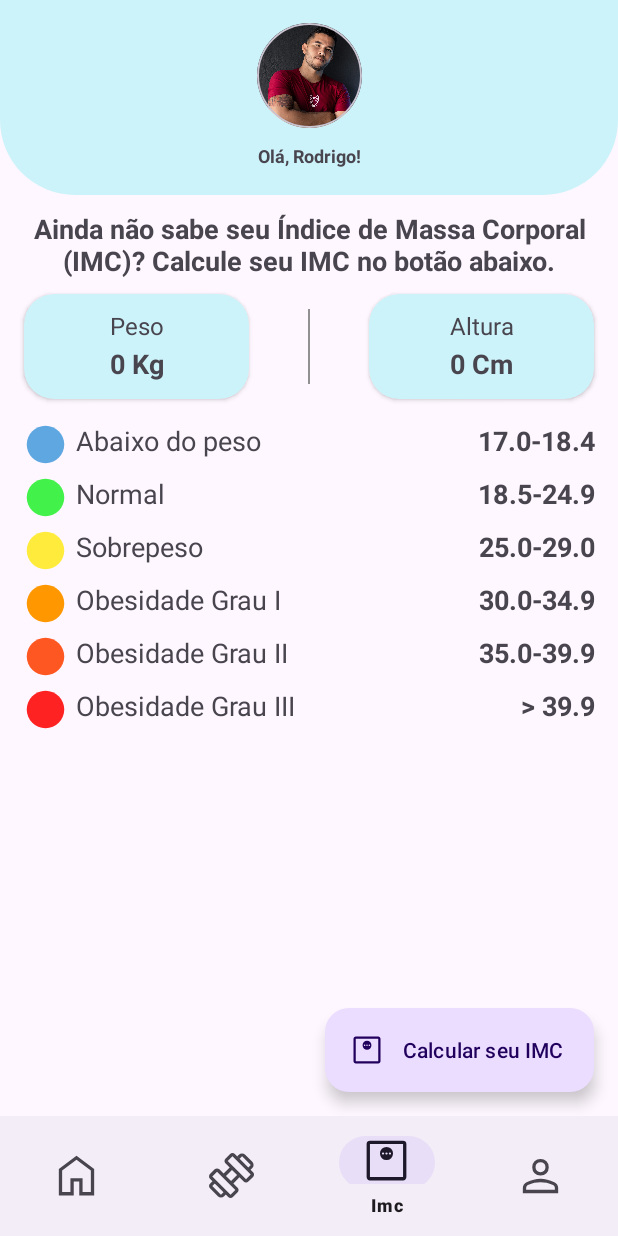
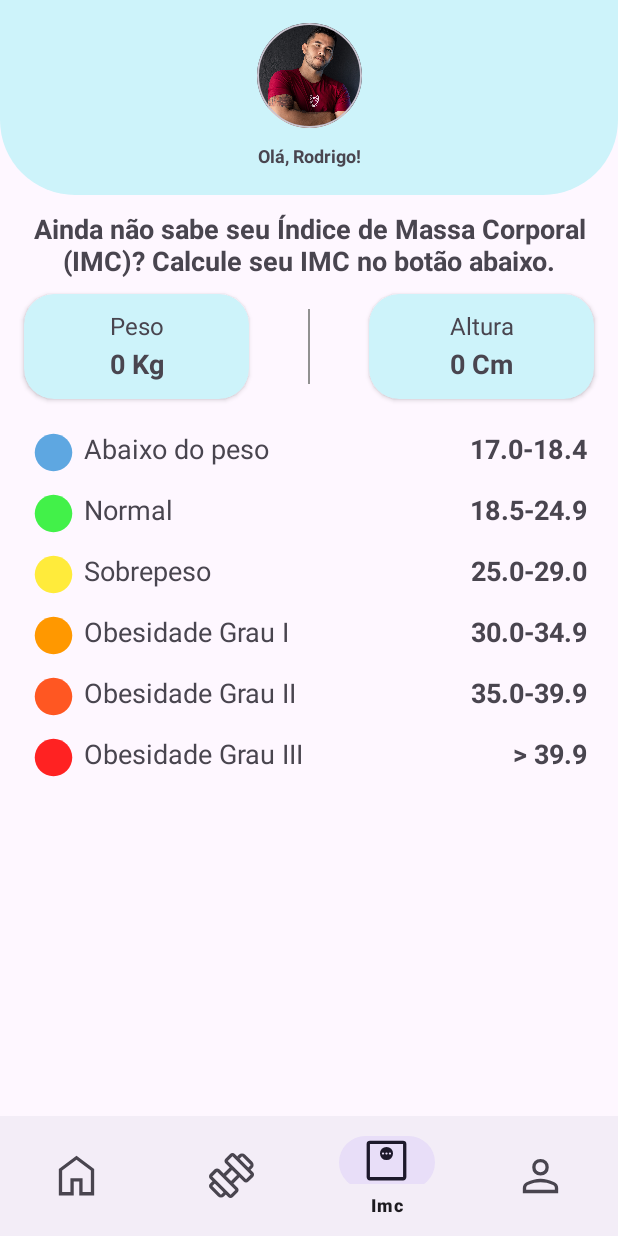
Before and after one commit to rodrigofelixf/nao-reveze, an Android app: the ImcFragment screen opened through its navigation route, on a phone screen of 412 x 824 dp. Run offline under Robolectric (Android 15) with nearby library versions, the phone set to English and light mode, and no system bars; our stand-ins replace navigation-ui.

Commit message:
implementa a primeira versao do imc calculadora

```diff
--- a/app/src/main/java/br/com/rodrigo/naoreveze/fragments/ImcFragment.kt
+++ b/app/src/main/java/br/com/rodrigo/naoreveze/fragments/ImcFragment.kt
@@ -63,9 +63,17 @@ class ImcFragment : Fragment() {
 
         viewModel.resultado.observe(this) { resultado ->
             updateProgressBar()
-            binding.textViewResultadoImc.text = "%.1f".format(resultado)
+            if (resultado <= 39.9) {
+                binding.textViewResultadoImc.text = "%.1f".format(resultado)
+            } else {
+                binding.textViewResultadoImc.text = getString(R.string.text_mais_de_40)
+            }
+
+
             binding.textViewPeso.text = "${args.peso} Kg"
             binding.textViewAltura.text = "${args.altura} Cm"
+
+
 
             val tituloResultado = when {
                 resultado < 18.5 -> getString(R.string.peso_abaixo)
@@ -76,7 +84,7 @@ class ImcFragment : Fragment() {
                 else -> getString(R.string.peso_grau03)
             }
 
-            //  Regras do bottomsheet informacoes
+            //  Regras do bottomsheet - manda informacoes para o bottomSheet
             val infoTextoBottomSheet = when {
                 resultado < 18.5 -> getString(R.string.text_info_resultado_peso_abaixo)
                 resultado < 25 -> getString(R.string.text_info_resultado_peso_normal)
@@ -86,35 +94,38 @@ class ImcFragment : Fragment() {
                 else -> getString(R.string.text_info_resultado_peso_obesidade03)
             }
 
-            // adiciona as regras ao bottom sheet e informacoes do IMC resultados
-            binding.imageViewInfo.setOnClickListener {
-                val bottomSheetDialog = BottomSheetDialog(requireContext())
-                bottomSheetDialog.setContentView(R.layout.bottom_sheet_info_imc)
-                val textViewResultado = bottomSheetDialog.findViewById<TextView>(R.id.textView_imc_info)
-                textViewResultado!!.text = infoTextoBottomSheet
-                bottomSheetDialog.show()
+
+            //  Regras do background - coloca um background na tabela do resultado do imc
+            when {
+                resultado < 18.5 -> binding.tableResultAbaixoPeso.setBackgroundResource(R.drawable.background_table)
+                resultado < 25 -> binding.tableResultNormal.setBackgroundResource(R.drawable.background_table)
+                resultado < 30 -> binding.tableResultSobrepesoPeso.setBackgroundResource(R.drawable.background_table)
+                resultado < 35 -> binding.tableResultObesidade1Peso.setBackgroundResource(R.drawable.background_table)
+                resultado < 40 -> binding.tableResultObesidade2Peso.setBackgroundResource(R.drawable.background_table)
+                resultado > 39.9 -> binding.tableResultObesidade3Peso.setBackgroundResource(R.drawable.background_table)
             }
 
-            // validao de usuario que nao fez o calculo ainda
+
+            // captura o resultado da variavel da regra do bottomsheet e coloca no evento de click do incone INFO
+            binding.imageViewInfo.setOnClickListener {
+                    BottomSheetDialog(requireContext()).apply {
+                    setContentView(R.layout.bottom_sheet_info_imc)
+                    findViewById<TextView>(R.id.textView_imc_info)?.text = infoTextoBottomSheet
+                    show()
+                }
+            }
+
+            // validao de usuario que nao fez o calculo ainda - deixa os icones invisivel quando possivel
             if (resultado.isNaN()) {
-                binding.imageViewInfo.visibility = View.GONE
-                binding.progressBar.visibility = View.GONE
-                binding.textViewResultadoImc.visibility = View.GONE
-                binding.textViewTituloResultadoImc.text = getString(R.string.titulo_resultado_imc)
+                hideResultViews()
             } else {
-                binding.imageViewInfo.visibility = View.VISIBLE
-                binding.progressBar.visibility = View.VISIBLE
-                binding.textViewResultadoImc.visibility = View.VISIBLE
-                binding.textViewTituloResultadoImc.text = tituloResultado
+                showResultViews(tituloResultado)
             }
 
         }
     }
 
     private fun openScreenImcCalculate() {
-        binding.floatButtonIMC.setOnClickListener {
-            findNavController().navigate(R.id.action_imcFragment_to_calculateImcFragment)
-        }
         binding.cardViewResultadoPeso.setOnClickListener {
             findNavController().navigate(R.id.action_imcFragment_to_calculateImcFragment)
         }
@@ -123,5 +134,19 @@ class ImcFragment : Fragment() {
         }
     }
 
+    private fun hideResultViews() {
+        binding.imageViewInfo.visibility = View.GONE
+        binding.progressBar.visibility = View.GONE
+        binding.textViewResultadoImc.visibility = View.GONE
+        binding.textViewTituloResultadoImc.text = getString(R.string.titulo_resultado_imc)
+    }
+
+    private fun showResultViews(tituloResultado: String) {
+        binding.imageViewInfo.visibility = View.VISIBLE
+        binding.progressBar.visibility = View.VISIBLE
+        binding.textViewResultadoImc.visibility = View.VISIBLE
+        binding.textViewTituloResultadoImc.text = tituloResultado
+    }
+
 
 }
--- a/app/src/main/java/br/com/rodrigo/naoreveze/fragments/TreinoFragment.kt
+++ b/app/src/main/java/br/com/rodrigo/naoreveze/fragments/TreinoFragment.kt
@@ -8,18 +8,18 @@ import android.view.View
 import android.view.ViewGroup
 import android.view.animation.AnimationUtils
 import androidx.appcompat.widget.SearchView
-import androidx.lifecycle.ViewModelProvider
+
 import androidx.navigation.fragment.findNavController
 
 import androidx.recyclerview.widget.LinearLayoutManager
 import br.com.rodrigo.naoreveze.R
 import br.com.rodrigo.naoreveze.adapter.MusculosAdapter
-import br.com.rodrigo.naoreveze.databinding.FragmentImcBinding
+
 
 
 import br.com.rodrigo.naoreveze.databinding.FragmentTreinoBinding
 import br.com.rodrigo.naoreveze.model.MusculoModel
-import br.com.rodrigo.naoreveze.viewmodel.ImcViewModel
+
 import java.text.Normalizer
 import java.util.Locale
 import kotlin.collections.ArrayList
--- /dev/null
+++ b/app/src/main/res/drawable/background_table.xml
@@ -0,0 +1,5 @@
+<shape xmlns:android="http://schemas.android.com/apk/res/android"
+    android:shape="rectangle">
+    <corners android:radius="30dp" />
+    <solid android:color="#cdf3fa"/>
+</shape>
--- a/app/src/main/res/layout/fragment_imc.xml
+++ b/app/src/main/res/layout/fragment_imc.xml
@@ -1,29 +1,15 @@
 <?xml version="1.0" encoding="utf-8"?>
-<androidx.constraintlayout.widget.ConstraintLayout xmlns:android="http://schemas.android.com/apk/res/android"
+<androidx.core.widget.NestedScrollView xmlns:android="http://schemas.android.com/apk/res/android"
     xmlns:app="http://schemas.android.com/apk/res-auto"
     xmlns:tools="http://schemas.android.com/tools"
     android:layout_width="match_parent"
     android:layout_height="match_parent">
 
-    <androidx.coordinatorlayout.widget.CoordinatorLayout
+
+    <androidx.constraintlayout.widget.ConstraintLayout
         android:layout_width="match_parent"
-        android:layout_height="match_parent"
-        app:layout_constraintBottom_toBottomOf="parent"
-        app:layout_constraintEnd_toEndOf="parent"
-        app:layout_constraintHorizontal_bias="0.0"
-        app:layout_constraintStart_toStartOf="parent"
-        app:layout_constraintTop_toTopOf="parent"
-        app:layout_constraintVertical_bias="0.0">
+        android:layout_height="match_parent">
 
-        <com.google.android.material.floatingactionbutton.ExtendedFloatingActionButton
-            android:id="@+id/floatButtonIMC"
-            android:layout_width="wrap_content"
-            android:layout_height="wrap_content"
-            android:layout_gravity="bottom|end"
-            android:layout_margin="16dp"
-            android:text="@string/text_calcular_imc"
-            app:icon="@drawable/inc_imc" />
-    </androidx.coordinatorlayout.widget.CoordinatorLayout>
 
         <FrameLayout
             android:id="@+id/frameLayout"
@@ -112,10 +98,10 @@
             android:layout_height="20dp"
             android:layout_marginTop="5dp"
             android:src="@drawable/icon_info"
+            app:tint="#FFA500"
             app:layout_constraintEnd_toEndOf="parent"
             app:layout_constraintStart_toStartOf="parent"
-        app:layout_constraintTop_toBottomOf="@id/textView_titulo_resultado_imc"
-        app:tint="@color/dark_blue" />
+            app:layout_constraintTop_toBottomOf="@id/textView_titulo_resultado_imc" />
 
         <androidx.cardview.widget.CardView
             android:id="@+id/cardView_resultado_peso"
@@ -226,78 +212,77 @@
             android:id="@+id/table_result_abaixo_peso"
             android:layout_width="match_parent"
             android:layout_height="wrap_content"
-        app:circle_color="#5EA7E1"
-        app:result_text="Abaixo do peso"
-        app:table_text_number="17.0-18.4"
             android:layout_marginHorizontal="15dp"
             android:layout_marginTop="15dp"
+            app:circle_color="#5EA7E1"
             app:layout_constraintEnd_toEndOf="parent"
             app:layout_constraintStart_toStartOf="parent"
-        app:layout_constraintTop_toBottomOf="@id/cardView_resultado_peso" />
+            app:layout_constraintTop_toBottomOf="@id/cardView_resultado_peso"
+            app:result_text="Abaixo do peso"
+            app:table_text_number="17.0-18.4" />
 
         <br.com.rodrigo.naoreveze.components.TabelaImc
             android:id="@+id/table_result_normal"
             android:layout_width="match_parent"
             android:layout_height="wrap_content"
+            android:layout_marginHorizontal="15dp"
             app:circle_color="#42F149"
-        app:result_text="Normal"
-        app:table_text_number="18.5-24.9"
-        android:layout_marginHorizontal="15dp"
-        android:layout_marginTop="5dp"
             app:layout_constraintEnd_toEndOf="parent"
             app:layout_constraintStart_toStartOf="parent"
-        app:layout_constraintTop_toBottomOf="@id/table_result_abaixo_peso" />
+            app:layout_constraintTop_toBottomOf="@id/table_result_abaixo_peso"
+            app:result_text="Normal"
+            app:table_text_number="18.5-24.9" />
 
         <br.com.rodrigo.naoreveze.components.TabelaImc
             android:id="@+id/table_result_sobrepeso_peso"
             android:layout_width="match_parent"
             android:layout_height="wrap_content"
+            android:layout_marginHorizontal="15dp"
             app:circle_color="#FFEB3B"
-        app:result_text="Sobrepeso"
-        app:table_text_number="25.0-29.0"
-        android:layout_marginHorizontal="15dp"
-        android:layout_marginTop="5dp"
             app:layout_constraintEnd_toEndOf="parent"
             app:layout_constraintStart_toStartOf="parent"
-        app:layout_constraintTop_toBottomOf="@id/table_result_normal" />
+            app:layout_constraintTop_toBottomOf="@id/table_result_normal"
+            app:result_text="Sobrepeso"
+            app:table_text_number="25.0-29.0" />
 
         <br.com.rodrigo.naoreveze.components.TabelaImc
             android:id="@+id/table_result_obesidade1_peso"
             android:layout_width="match_parent"
             android:layout_height="wrap_content"
+            android:layout_marginHorizontal="15dp"
             app:circle_color="#FF9800"
-        app:result_text="Obesidade Grau I"
-        app:table_text_number="30.0-34.9"
-        android:layout_marginHorizontal="15dp"
-        android:layout_marginTop="5dp"
             app:layout_constraintEnd_toEndOf="parent"
             app:layout_constraintStart_toStartOf="parent"
-        app:layout_constraintTop_toBottomOf="@id/table_result_sobrepeso_peso" />
+            app:layout_constraintTop_toBottomOf="@id/table_result_sobrepeso_peso"
+            app:result_text="Obesidade Grau I"
+            app:table_text_number="30.0-34.9" />
 
         <br.com.rodrigo.naoreveze.components.TabelaImc
             android:id="@+id/table_result_obesidade2_peso"
             android:layout_width="match_parent"
             android:layout_height="wrap_content"
+            android:layout_marginHorizontal="15dp"
             app:circle_color="#FF5722"
-        app:result_text="Obesidade Grau II"
-        app:table_text_number="35.0-39.9"
-        android:layout_marginHorizontal="15dp"
-        android:layout_marginTop="5dp"
             app:layout_constraintEnd_toEndOf="parent"
             app:layout_constraintStart_toStartOf="parent"
-        app:layout_constraintTop_toBottomOf="@id/table_result_obesidade1_peso" />
+            app:layout_constraintTop_toBottomOf="@id/table_result_obesidade1_peso"
+            app:result_text="Obesidade Grau II"
+            app:table_text_number="35.0-39.9" />
 
         <br.com.rodrigo.naoreveze.components.TabelaImc
             android:id="@+id/table_result_obesidade3_peso"
             android:layout_width="match_parent"
             android:layout_height="wrap_content"
+            android:layout_marginHorizontal="15dp"
+            android:layout_marginBottom="10dp"
             app:circle_color="#FF2222"
-        app:result_text="Obesidade Grau III"
-        app:table_text_number="> 39.9"
-        android:layout_marginHorizontal="15dp"
-        android:layout_marginTop="5dp"
+            app:layout_constraintBottom_toBottomOf="parent"
             app:layout_constraintEnd_toEndOf="parent"
             app:layout_constraintStart_toStartOf="parent"
-        app:layout_constraintTop_toBottomOf="@id/table_result_obesidade2_peso" />
+            app:layout_constraintTop_toBottomOf="@id/table_result_obesidade2_peso"
+            app:result_text="Obesidade Grau III"
+            app:table_text_number="> 39.9" />
 
     </androidx.constraintlayout.widget.ConstraintLayout>
+
+</androidx.core.widget.NestedScrollView>
--- a/app/src/main/res/layout/res_tabela_imc.xml
+++ b/app/src/main/res/layout/res_tabela_imc.xml
@@ -2,6 +2,7 @@
 <LinearLayout xmlns:android="http://schemas.android.com/apk/res/android"
     xmlns:tools="http://schemas.android.com/tools"
     android:layout_width="match_parent"
+    android:padding="5dp"
     android:layout_height="wrap_content"
     xmlns:app="http://schemas.android.com/apk/res-auto"
     android:orientation="horizontal">
--- a/app/src/main/res/values/strings.xml
+++ b/app/src/main/res/values/strings.xml
@@ -19,7 +19,7 @@
 
     <string name="peso_abaixo">De acordo com a Organização Mundial da Saúde, seu IMC está ABAIXO DO PESO recomendado para a sua altura.</string>
     <string name="peso_normal">De acordo com a Organização Mundial da Saúde, seu IMC é considerado NORMAL para a sua altura.</string>
-    <string name="peso_sobrepeso">De acordo com a Organização Mundial da Saúde, seu IMC está no nivel de SOBREPESO em referência a sua altura.</string>
+    <string name="peso_sobrepeso">De acordo com a Organização Mundial da Saúde, seu IMC está no nivel de SOBREPESO.</string>
     <string name="peso_grau01">De acordo com a Organização Mundial da Saúde, seu IMC está no nivel de OBESIDADE GRAU I.</string>
     <string name="peso_grau02">De acordo com a Organização Mundial da Saúde, seu IMC está no nivel de OBESIDADE GRAU II.</string>
     <string name="peso_grau03">De acordo com a Organização Mundial da Saúde, seu IMC está no nivel de OBESIDADE GRAU III.</string>
@@ -70,6 +70,7 @@
     <string name="text_altura">Altura</string>
     <string name="text_0cm">0 Cm</string>
     <string name="progressButton_calcular">Calcular</string>
+    <string name="text_mais_de_40">40.0+</string>
 
 
 
```
Also changed, not shown: app/src/main/java/br/com/rodrigo/naoreveze/fragments/CalculateImcFragment.kt (+5 -18 lines), app/src/main/res/layout/fragment_calculate_imc.xml (+8 -15 lines). Lines whose indentation alone changed are shown as unchanged.
